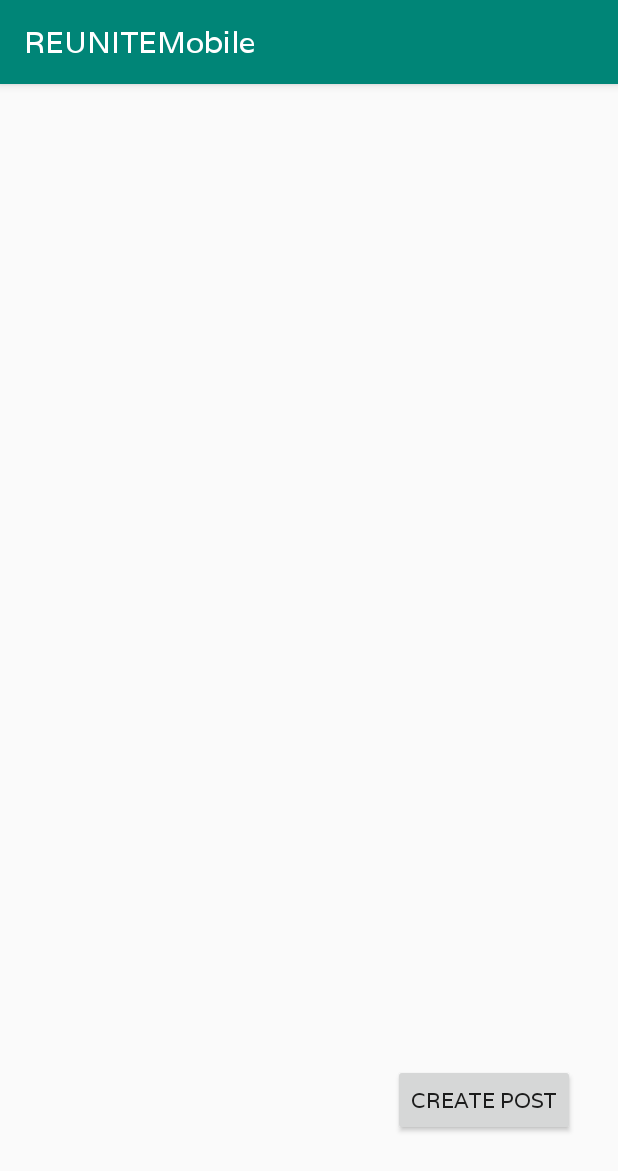
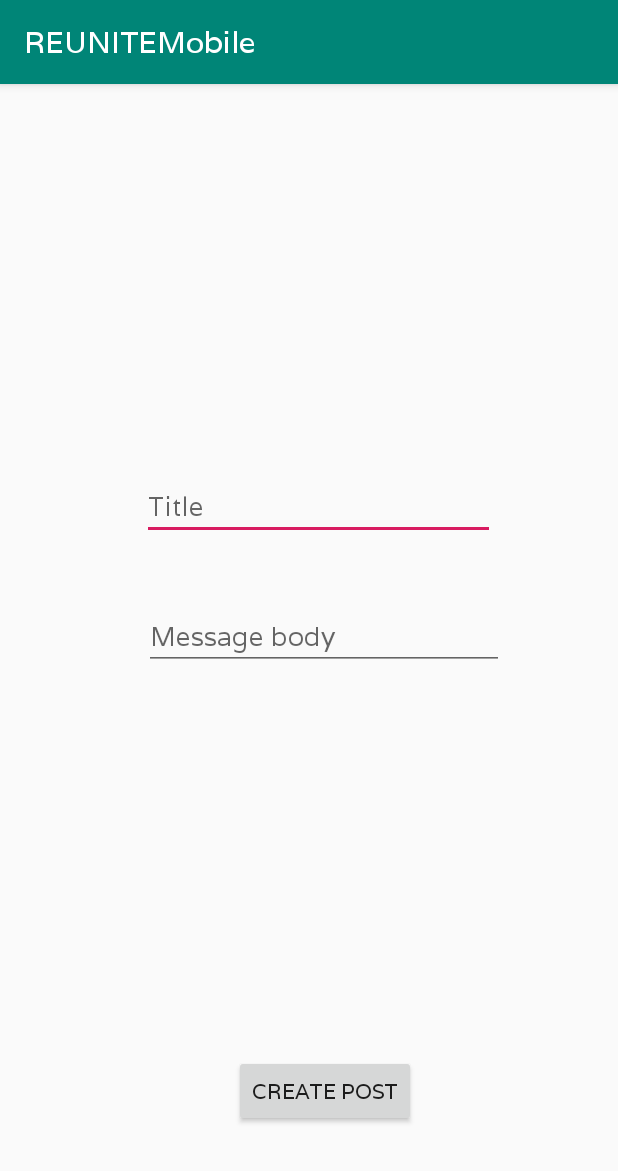
Before and after one commit to flash76/REUNITE, an Android app: the screen it shows after launch (MainActivity), on a phone screen of 412 x 824 dp. Shown: the top 1171 px of the screen. Run offline under Robolectric (Android 15) with nearby library versions, the phone set to English and light mode, and no system bars; our stand-ins replace Firebase (no records; nobody signed in at launch, a user with empty details on screens opened directly).

```diff
--- a/mandroid/app/src/main/res/layout/activity_login.xml
+++ b/mandroid/app/src/main/res/layout/activity_login.xml
@@ -2,7 +2,7 @@
 <android.support.constraint.ConstraintLayout xmlns:android="http://schemas.android.com/apk/res/android"
     xmlns:app="http://schemas.android.com/apk/res-auto"
     xmlns:tools="http://schemas.android.com/tools"
-    android:id="@+id/emailLogin"
+    android:id="@+id/constraintLayout"
     android:layout_width="match_parent"
     android:layout_height="match_parent"
     tools:context=".LoginActivity">
--- a/mandroid/app/src/main/res/layout/activity_main.xml
+++ b/mandroid/app/src/main/res/layout/activity_main.xml
@@ -2,13 +2,13 @@
 <android.support.constraint.ConstraintLayout xmlns:android="http://schemas.android.com/apk/res/android"
     xmlns:app="http://schemas.android.com/apk/res-auto"
     xmlns:tools="http://schemas.android.com/tools"
-    android:id="@+id/mainActivityCreatePostButton"
+    android:id="@+id/constraintLayout2"
     android:layout_width="match_parent"
     android:layout_height="match_parent"
     tools:context=".MainActivity">
 
     <Button
-        android:id="@+id/button"
+        android:id="@+id/mainActivityCreatePostButton"
         android:layout_width="wrap_content"
         android:layout_height="wrap_content"
         android:layout_marginStart="8dp"
@@ -18,8 +18,44 @@
         android:text="Create Post"
         app:layout_constraintBottom_toBottomOf="parent"
         app:layout_constraintEnd_toEndOf="parent"
-        app:layout_constraintHorizontal_bias="0.924"
+        app:layout_constraintHorizontal_bias="0.54"
         app:layout_constraintStart_toStartOf="parent"
         app:layout_constraintTop_toTopOf="parent"
-        app:layout_constraintVertical_bias="0.917" />
+        app:layout_constraintVertical_bias="0.908" />
+
+    <EditText
+        android:id="@+id/titleET"
+        android:layout_width="235dp"
+        android:layout_height="wrap_content"
+        android:layout_marginStart="8dp"
+        android:layout_marginTop="8dp"
+        android:layout_marginEnd="8dp"
+        android:layout_marginBottom="8dp"
+        android:ems="10"
+        android:hint="Title"
+        android:inputType="textPersonName"
+        app:layout_constraintBottom_toBottomOf="parent"
+        app:layout_constraintEnd_toEndOf="parent"
+        app:layout_constraintHorizontal_bias="0.541"
+        app:layout_constraintStart_toStartOf="parent"
+        app:layout_constraintTop_toTopOf="parent"
+        app:layout_constraintVertical_bias="0.355" />
+
+    <EditText
+        android:id="@+id/messageBodyET"
+        android:layout_width="240dp"
+        android:layout_height="wrap_content"
+        android:layout_marginStart="8dp"
+        android:layout_marginTop="8dp"
+        android:layout_marginEnd="8dp"
+        android:layout_marginBottom="8dp"
+        android:ems="10"
+        android:hint="Message body"
+        android:inputType="textPersonName"
+        app:layout_constraintBottom_toBottomOf="parent"
+        app:layout_constraintEnd_toEndOf="parent"
+        app:layout_constraintHorizontal_bias="0.562"
+        app:layout_constraintStart_toStartOf="parent"
+        app:layout_constraintTop_toTopOf="parent"
+        app:layout_constraintVertical_bias="0.478" />
 </android.support.constraint.ConstraintLayout>
```
